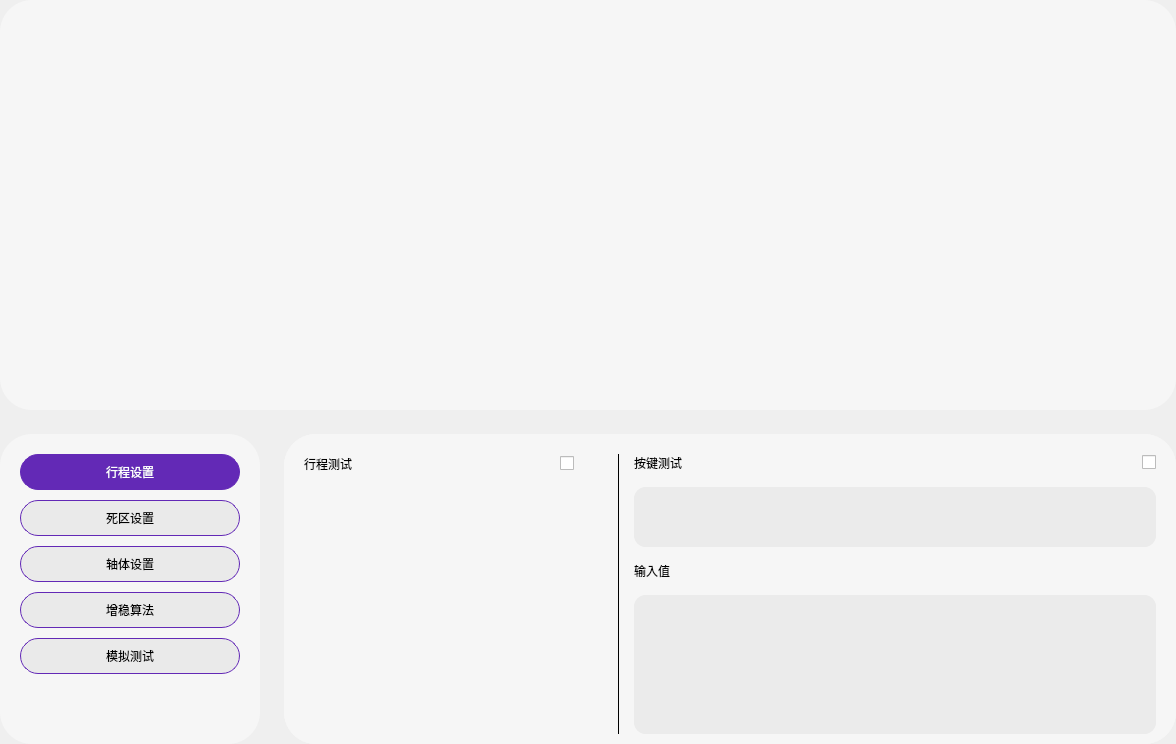
This is FrameMagic.ui in wlffeng2008/AkkoStudio as Qt 5 draws it before an edit. The edited form follows.
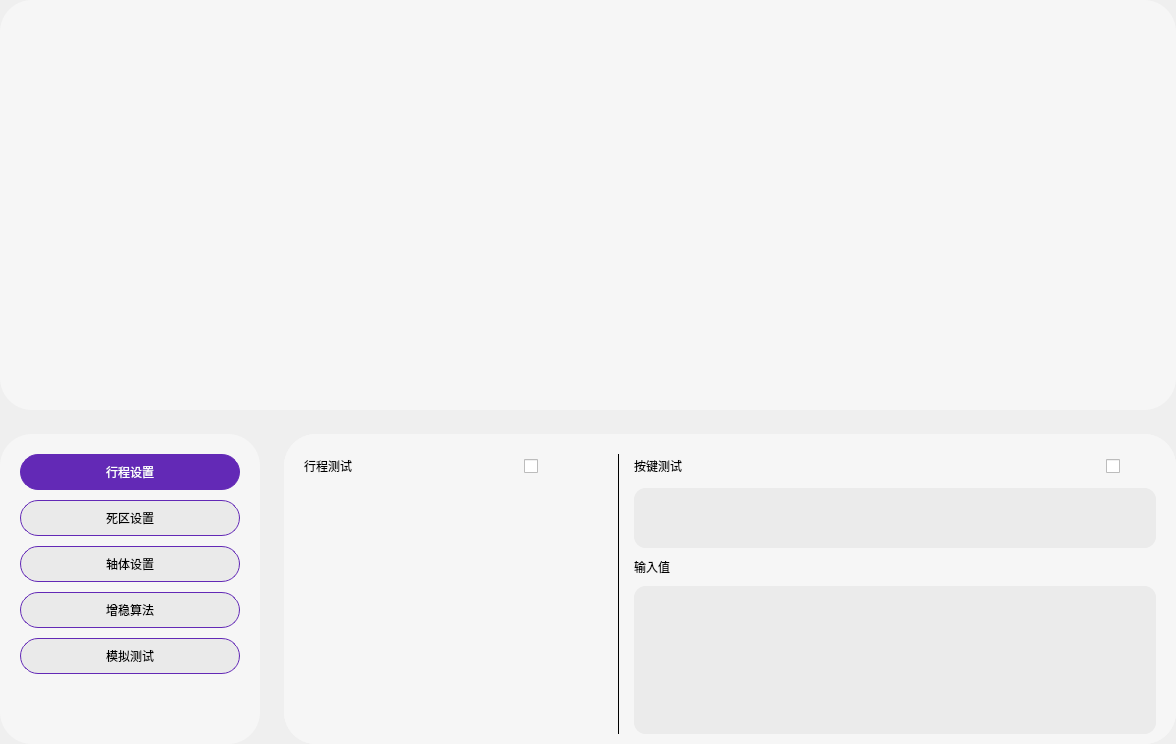
This is the edited form. The open tabs and pages were chosen to show the change. Icons and pictures are not drawn. Custom widgets are drawn as their Qt base class.

The edit to the form file:
```diff
--- a/FrameMagic.ui
+++ b/FrameMagic.ui
@@ -1890,7 +1890,7 @@
              <item>
               <layout class="QVBoxLayout" name="verticalLayout_16" stretch="0,1">
                <property name="spacing">
-                <number>5</number>
+                <number>12</number>
                </property>
                <item>
                 <layout class="QHBoxLayout" name="horizontalLayout_14" stretch="1,0">
@@ -1906,10 +1906,16 @@
                  </item>
                  <item>
                   <widget class="ToggleButton" name="checkBoxKeytest0">
+                   <property name="minimumSize">
+                    <size>
+                     <width>50</width>
+                     <height>24</height>
+                    </size>
+                   </property>
                    <property name="maximumSize">
                     <size>
                      <width>50</width>
-                     <height>16777215</height>
+                     <height>24</height>
                     </size>
                    </property>
                    <property name="cursor">
@@ -1947,14 +1953,14 @@
                   <widget class="QLabel" name="labelPress">
                    <property name="minimumSize">
                     <size>
-                     <width>134</width>
-                     <height>254</height>
+                     <width>130</width>
+                     <height>0</height>
                     </size>
                    </property>
                    <property name="maximumSize">
                     <size>
-                     <width>134</width>
-                     <height>254</height>
+                     <width>130</width>
+                     <height>16777215</height>
                     </size>
                    </property>
                    <property name="text">
@@ -1984,6 +1990,9 @@
              </item>
              <item>
               <layout class="QVBoxLayout" name="verticalLayout_15" stretch="0,2,0,0">
+               <property name="spacing">
+                <number>10</number>
+               </property>
                <item>
                 <layout class="QHBoxLayout" name="horizontalLayout_15" stretch="1,0">
                  <item>
@@ -1995,10 +2004,16 @@
                  </item>
                  <item>
                   <widget class="ToggleButton" name="checkBoxKeytest1">
+                   <property name="minimumSize">
+                    <size>
+                     <width>50</width>
+                     <height>24</height>
+                    </size>
+                   </property>
                    <property name="maximumSize">
                     <size>
                      <width>50</width>
-                     <height>16777215</height>
+                     <height>24</height>
                     </size>
                    </property>
                    <property name="cursor">
@@ -2036,8 +2051,8 @@
                    <rect>
                     <x>0</x>
                     <y>0</y>
-                    <width>18</width>
-                    <height>18</height>
+                    <width>495</width>
+                    <height>60</height>
                    </rect>
                   </property>
                   <layout class="QHBoxLayout" name="horizontalLayout_16"/>
@@ -2067,8 +2082,8 @@
                    <rect>
                     <x>0</x>
                     <y>0</y>
-                    <width>16</width>
-                    <height>16</height>
+                    <width>495</width>
+                    <height>147</height>
                    </rect>
                   </property>
                   <layout class="QHBoxLayout" name="horizontalLayout_17">
@@ -2114,18 +2129,18 @@
    <extends>QCheckBox</extends>
    <header>togglebutton.h</header>
   </customwidget>
-  <customwidget>
-   <class>ModuleKeyboard</class>
-   <extends>QFrame</extends>
-   <header>modulekeyboard.h</header>
-   <container>1</container>
-  </customwidget>
   <customwidget>
    <class>ModuleLinear</class>
    <extends>QFrame</extends>
    <header>modulelinear.h</header>
    <container>1</container>
   </customwidget>
+  <customwidget>
+   <class>ModuleKeyboard</class>
+   <extends>QFrame</extends>
+   <header>modulekeyboard.h</header>
+   <container>1</container>
+  </customwidget>
  </customwidgets>
  <resources>
   <include location="res.qrc"/>
```
Left out of the diff: 8 changed lines with no effect on the pictures.
